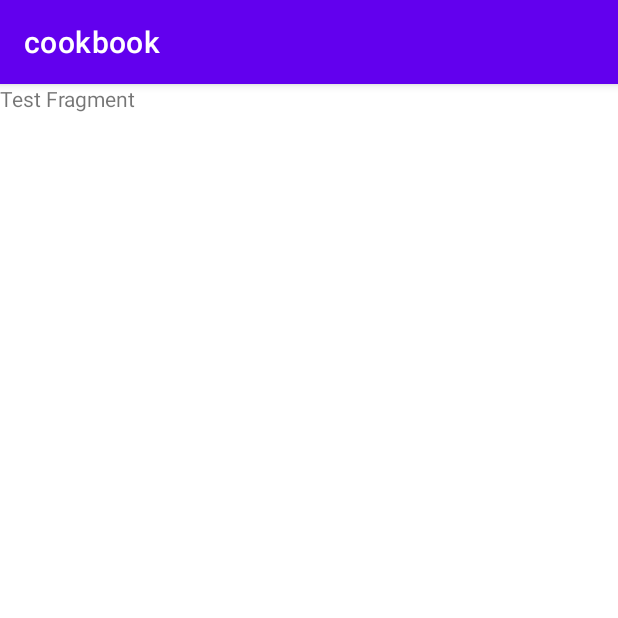
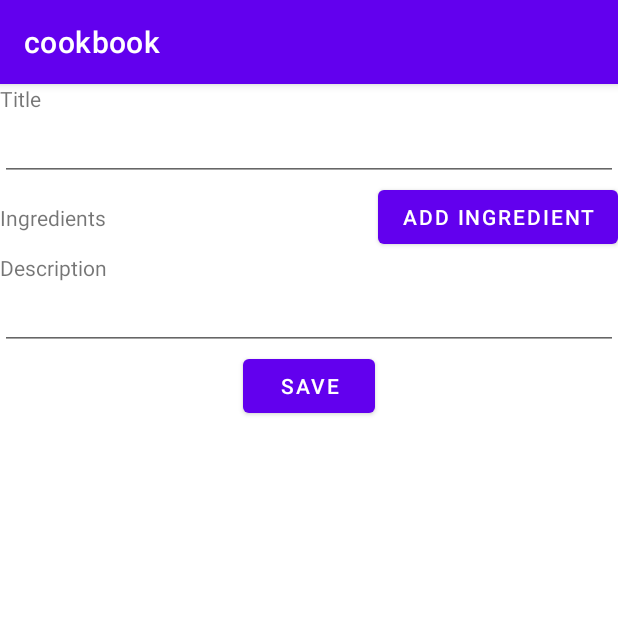
Before and after one commit to bellicaspiritualis/cookbook, an Android app: the AddFragment screen opened through its navigation route, on a phone screen of 412 x 824 dp, the top half of it. Run offline under Robolectric (Android 15) with nearby library versions, the phone set to English and light mode, and no system bars.

Commit message:
walka w xml z TextView, EditText, Button i Top_toBottomOf; w AddFragment fun initClickListeners dla saveButton + popBackStack, bo dane sa na stosie

```diff
--- a/app/src/main/java/bellica/spiritualis/cookbook/add/AddFragment.kt
+++ b/app/src/main/java/bellica/spiritualis/cookbook/add/AddFragment.kt
@@ -6,6 +6,7 @@ import android.view.View
 import android.view.ViewGroup
 import androidx.fragment.app.Fragment
 import androidx.fragment.app.viewModels
+import androidx.navigation.fragment.findNavController
 import bellica.spiritualis.cookbook.databinding.FragmentAddBinding
 
 class AddFragment: Fragment() {
@@ -24,8 +25,19 @@ class AddFragment: Fragment() {
         return binding.root
     }
 
+    override fun onViewCreated(view: View, savedInstanceState: Bundle?) {
+        super.onViewCreated(view, savedInstanceState)
+        initClickListeners()
+    }
+
     override fun onDestroyView() {
         super.onDestroyView()
         _binding = null
     }
+
+    private fun initClickListeners() {
+        binding.saveButton.setOnClickListener {
+            findNavController().popBackStack()
+        }
+    }
 }
--- a/app/src/main/res/layout/fragment_add.xml
+++ b/app/src/main/res/layout/fragment_add.xml
@@ -1,14 +1,75 @@
 <?xml version="1.0" encoding="utf-8"?>
-<androidx.constraintlayout.widget.ConstraintLayout xmlns:android="http://schemas.android.com/apk/res/android"
+<ScrollView xmlns:android="http://schemas.android.com/apk/res/android"
     xmlns:app="http://schemas.android.com/apk/res-auto"
     android:layout_width="match_parent"
     android:layout_height="match_parent">
 
-    <TextView
-        android:layout_width="wrap_content"
-        android:layout_height="wrap_content"
-        android:text="Test Fragment"
-        app:layout_constraintStart_toStartOf="parent"
-        app:layout_constraintBaseline_toTopOf="parent"/>
+    <androidx.constraintlayout.widget.ConstraintLayout
+        android:layout_width="match_parent"
+        android:layout_height="wrap_content">
 
-</androidx.constraintlayout.widget.ConstraintLayout>
+        <TextView
+            android:id="@+id/title_label"
+            android:layout_width="wrap_content"
+            android:layout_height="wrap_content"
+            android:text="Title"
+            app:layout_constraintStart_toStartOf="parent"
+            app:layout_constraintTop_toTopOf="parent"/>
+
+        <EditText
+            android:id="@+id/title"
+            android:layout_width="match_parent"
+            android:layout_height="wrap_content"
+            app:layout_constraintEnd_toEndOf="parent"
+            app:layout_constraintStart_toStartOf="parent"
+            app:layout_constraintTop_toBottomOf="@+id/title_label"
+            android:maxLength="20"
+            android:inputType="text"/>
+
+        <TextView
+            android:id="@+id/ingredient_label"
+            android:text="Ingredients"
+            android:layout_width="wrap_content"
+            android:layout_height="wrap_content"
+            app:layout_constraintBottom_toBottomOf="@+id/add_ingredient_button"
+            app:layout_constraintStart_toStartOf="parent"
+            app:layout_constraintTop_toTopOf="@id/add_ingredient_button"/>
+
+        <Button
+            android:id="@+id/add_ingredient_button"
+            android:layout_width="wrap_content"
+            android:layout_height="wrap_content"
+            android:text="Add Ingredient"
+            app:layout_constraintEnd_toEndOf="parent"
+            app:layout_constraintTop_toBottomOf="@+id/title"/>
+
+        <TextView
+            android:id="@+id/description_label"
+            android:text="Description"
+            android:layout_width="wrap_content"
+            android:layout_height="wrap_content"
+            app:layout_constraintTop_toBottomOf="@+id/add_ingredient_button"
+            app:layout_constraintStart_toStartOf="parent" />
+
+        <EditText
+            android:id="@+id/description"
+            android:layout_width="match_parent"
+            android:layout_height="wrap_content"
+            app:layout_constraintEnd_toEndOf="parent"
+            app:layout_constraintStart_toStartOf="parent"
+            app:layout_constraintTop_toBottomOf="@+id/description_label"
+            android:inputType="textMultiLine"/>
+
+        <Button
+            android:id="@+id/save_button"
+            android:layout_width="wrap_content"
+            android:layout_height="wrap_content"
+            android:text="save"
+            app:layout_constraintBottom_toBottomOf="parent"
+            app:layout_constraintEnd_toEndOf="parent"
+            app:layout_constraintStart_toStartOf="parent"
+            app:layout_constraintTop_toBottomOf="@+id/description"/>
+
+    </androidx.constraintlayout.widget.ConstraintLayout>
+
+</ScrollView>
```
